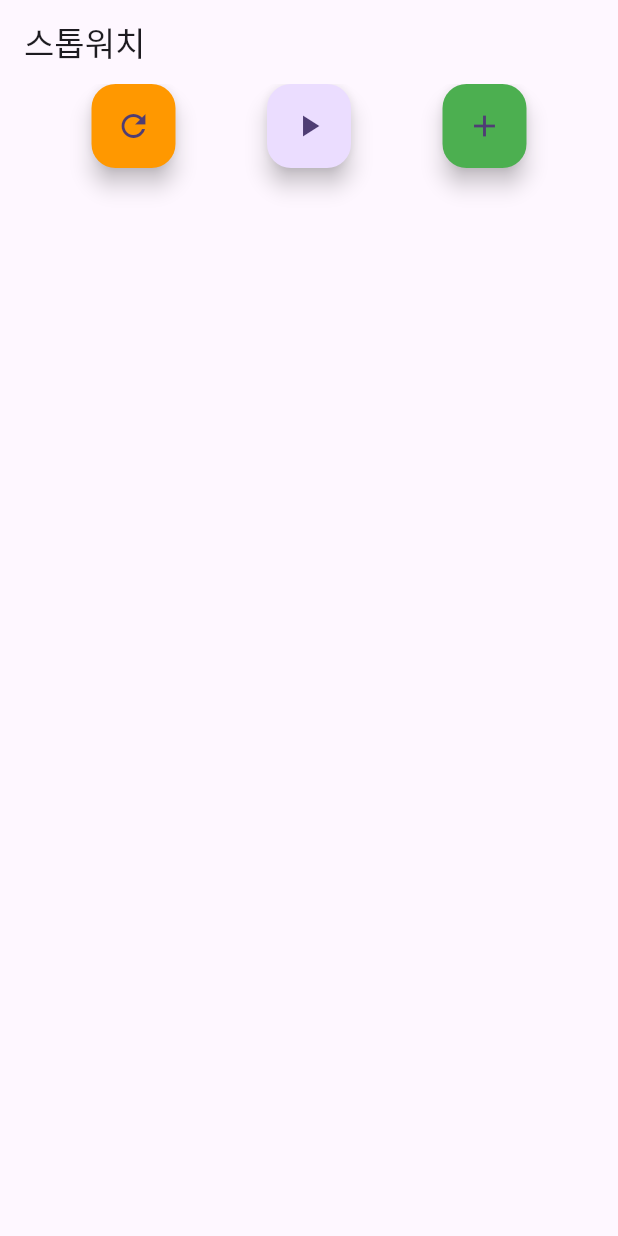
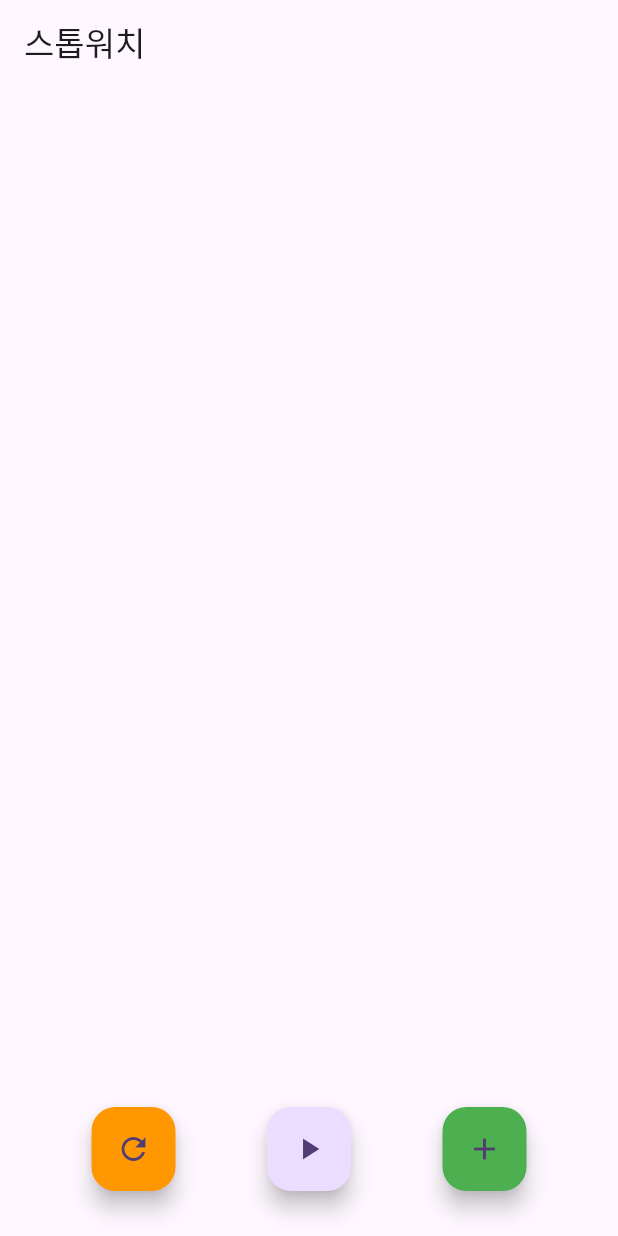
Before and after one commit to blueknarr/stop_watch, a Flutter app: the screen it shows after launch, on a phone screen of 412 x 824 dp. Run offline on Flutter 3.47's test engine with Material 2 defaults, Android fonts, the phone set to English and light mode, and no system bars.

Commit message:
068. 빈 공간을 차지하는 Spacer

```diff
--- a/lib/stop_watch_screen.dart
+++ b/lib/stop_watch_screen.dart
@@ -16,6 +16,7 @@ class _StopWatchScreenState extends State<StopWatchScreen> {
       ),
       body: Column(
         children: [
+          const Spacer(),
           Row(
             mainAxisAlignment: MainAxisAlignment.spaceEvenly,
             children: [
@@ -34,7 +35,8 @@ class _StopWatchScreenState extends State<StopWatchScreen> {
                 child: const Icon(Icons.add),
               ),
             ],
-          )
+          ),
+          const SizedBox(height: 30),
         ],
       ),
     );
```
